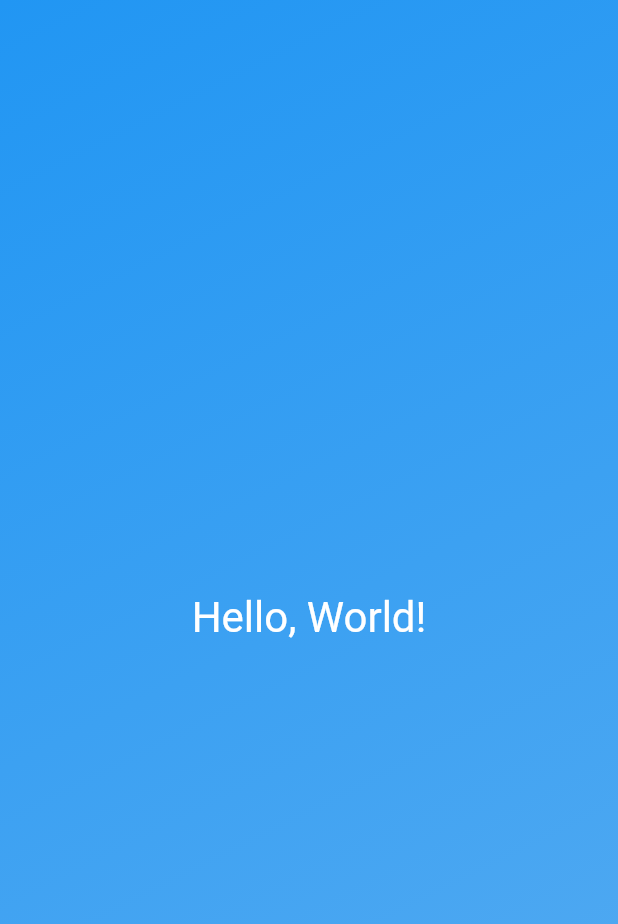
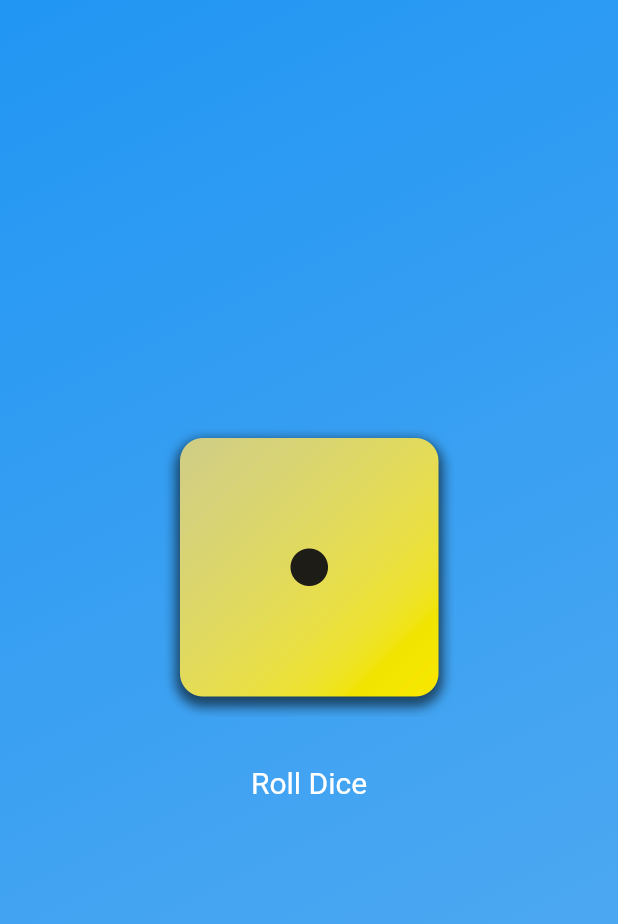
Before and after one commit to Louis-Gil/playground, a Flutter app: the screen it shows after launch, on a phone screen of 412 x 824 dp. Shown: the top 924 px of the screen. Run offline on Flutter 3.47's test engine with Material 2 defaults, Android fonts, the phone set to English and light mode, and no system bars.

Commit message:
feat : Add image dice with text box

```diff
--- a/flutter_guild/roll_dice/lib/gradient_container.dart
+++ b/flutter_guild/roll_dice/lib/gradient_container.dart
@@ -1,9 +1,9 @@
 import 'package:flutter/material.dart';
-
-import 'package:roll_dice/styled_text.dart';
 
 const startAlignment = Alignment.topLeft;
 const endAlignment = Alignment.bottomRight;
+
+void rollDice() {}
 
 class GradientContainer extends StatelessWidget {
   const GradientContainer(this.color1, this.color2, {super.key});
@@ -21,8 +21,24 @@ class GradientContainer extends StatelessWidget {
           end: endAlignment,
         ),
       ),
-      child: const Center(
-        child: StyledText('Hello, World!'),
+      child: Center(
+        child: Column(
+          mainAxisSize: MainAxisSize.min,
+          children: [
+            Image.asset('assets/images/dice-1.png', width: 200),
+            const SizedBox(height: 20),
+            TextButton(
+              onPressed: rollDice,
+              style: TextButton.styleFrom(
+                  // padding: const EdgeInsets.all(16),
+                  foregroundColor: Colors.white,
+                  textStyle: const TextStyle(
+                    fontSize: 20,
+                  )),
+              child: const Text('Roll Dice'),
+            )
+          ],
+        ),
       ),
     );
   }
```
Also changed, not shown: flutter_guild/roll_dice/pubspec.yaml (+7 -5 lines), flutter_guild/roll_dice/assets/images/dice-1.png (added), flutter_guild/roll_dice/assets/images/dice-2.png (added), flutter_guild/roll_dice/assets/images/dice-3.png (added), flutter_guild/roll_dice/assets/images/dice-4.png (added), flutter_guild/roll_dice/assets/images/dice-5.png (added), flutter_guild/roll_dice/assets/images/dice-6.png (added).
